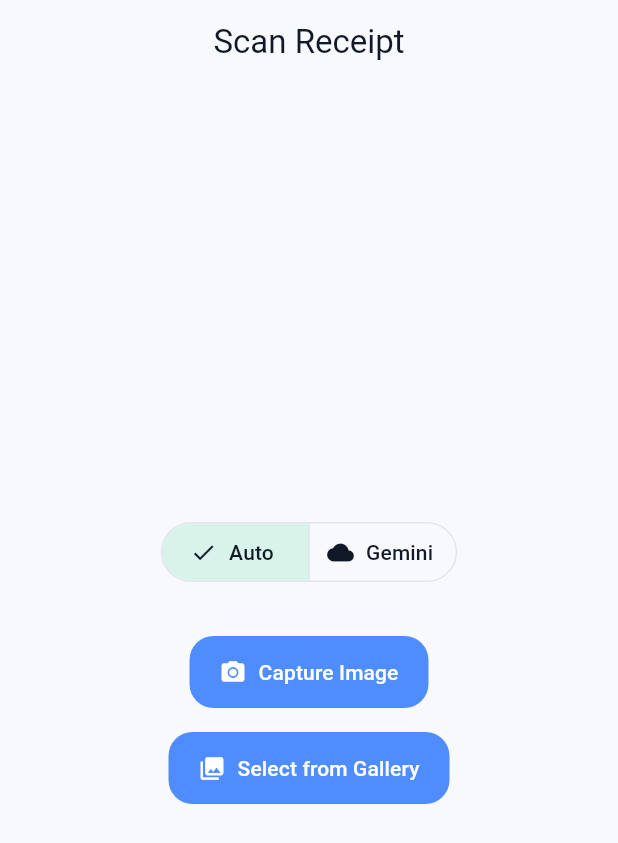
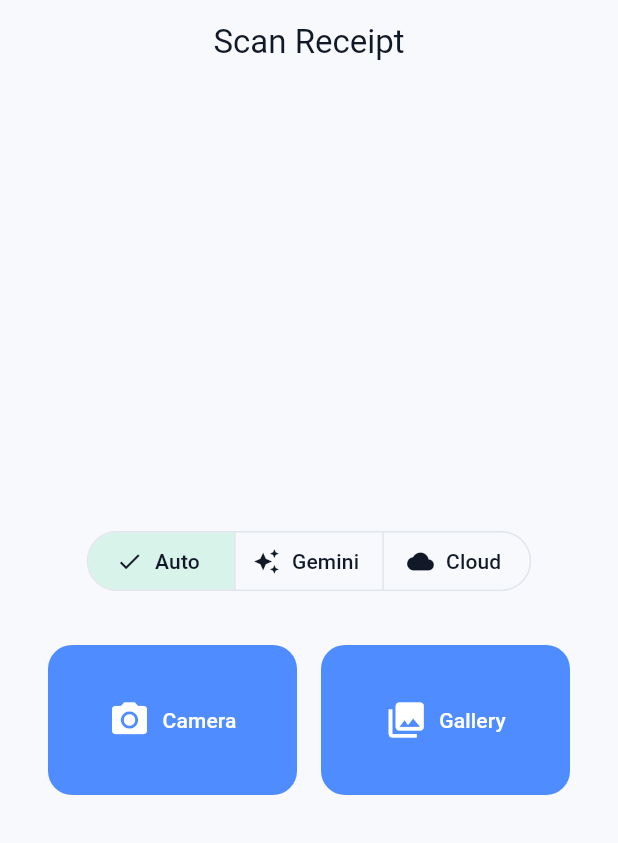
Before and after one commit to maulanasly/uangku, a Flutter app: the ScannerScreen screen opened by its route, on a phone screen of 412 x 824 dp. Shown: the top 843 px of the screen. Run offline on Flutter 3.47's test engine with Material 3 defaults, Android fonts, the phone set to English and light mode, and no system bars; our stand-ins replace csv, drift, file_picker, fl_chart, flutter_dotenv, flutter_riverpod and 6 more; missing offline and left inert: apple_vision_recognize_text, google_mlkit_text_recognition, sqlite3; accounts and stored records are empty; generated files the repository leaves out were written again.

Commit message:
feat: OCR.space cloud fallback, 3-mode scanner toggle, balanced Camera/Gallery buttons

```diff
--- a/lib/core/services/preferences_service.dart
+++ b/lib/core/services/preferences_service.dart
@@ -5,7 +5,7 @@ class PreferencesService {
   static const _ocrModeKey = 'ocr_mode';
 
   static const supportedSymbols = ['\$', 'Rp', '€', '£', '¥'];
-  static const ocrModes = ['auto', 'gemini'];
+  static const ocrModes = ['auto', 'gemini', 'ocrspace'];
 
   Future<String> getCurrencySymbol() async {
     final prefs = await SharedPreferences.getInstance();
--- a/lib/ui/scanner/scanner_screen.dart
+++ b/lib/ui/scanner/scanner_screen.dart
@@ -4,6 +4,7 @@ import 'package:image_picker/image_picker.dart';
 import 'package:go_router/go_router.dart';
 
 import '../../core/services/gemini_service.dart';
+import '../../core/services/ocr_cloud_service.dart';
 import '../../core/services/ocr_service.dart';
 import '../../core/services/preferences_service.dart';
 import '../../core/utils/receipt_parser.dart';
@@ -22,6 +23,7 @@ class ScannerScreen extends ConsumerStatefulWidget {
 class _ScannerScreenState extends ConsumerState<ScannerScreen> {
   final ImagePicker _picker = ImagePicker();
   final GeminiService _geminiService = GeminiService();
+  final OcrSpaceService _ocrSpaceService = OcrSpaceService();
   bool _isProcessing = false;
 
   Future<void> _processImage(ImageSource source) async {
@@ -52,39 +54,46 @@ class _ScannerScreenState extends ConsumerState<ScannerScreen> {
     }
   }
 
-  Future<({ReceiptData data, bool usedLocalOcr})> _parseImage(XFile image) async {
+  Future<({ReceiptData data, String? cloudProvider})> _parseImage(XFile image) async {
     final bytes = await image.readAsBytes();
     final mode = await ref.read(ocrModeProvider.future);
 
-    // Gemini mode: skip local OCR entirely.
+    // Direct cloud modes.
     if (mode == 'gemini') {
       final data = await _geminiService.parseReceiptFromBytes(
         bytes,
         mimeType: image.mimeType ?? 'image/jpeg',
       );
-      return (data: data, usedLocalOcr: false);
+      return (data: data, cloudProvider: 'gemini');
     }
-
-    // Auto mode: try local OCR first, fallback to Gemini.
-    try {
-      final text = await ocrService.extractText(image.path, bytes);
-      return (data: ReceiptParser.parseLines(text.split('\n')), usedLocalOcr: true);
-    } catch (_) {
-      final data = await _geminiService.parseReceiptFromBytes(
+    if (mode == 'ocrspace') {
+      final data = await _ocrSpaceService.parseReceiptFromBytes(
         bytes,
         mimeType: image.mimeType ?? 'image/jpeg',
       );
-      return (data: data, usedLocalOcr: false);
+      return (data: data, cloudProvider: 'ocrspace');
+    }
+
+    // Auto mode: try local OCR first, fallback to OCR.space.
+    try {
+      final text = await ocrService.extractText(image.path, bytes);
+      return (data: ReceiptParser.parseLines(text.split('\n')), cloudProvider: null);
+    } catch (_) {
+      final data = await _ocrSpaceService.parseReceiptFromBytes(
+        bytes,
+        mimeType: image.mimeType ?? 'image/jpeg',
+      );
+      return (data: data, cloudProvider: 'ocrspace');
     }
   }
 
   Future<void> _showReviewDialog(
-    ({ReceiptData data, bool usedLocalOcr}) parsed,
+    ({ReceiptData data, String? cloudProvider}) parsed,
   ) async {
     final result = await showReviewTransactionDialog(
       context,
       draft: ReceiptDraft.fromReceiptData(parsed.data),
-      usedLocalOcr: parsed.usedLocalOcr,
+      cloudProvider: parsed.cloudProvider,
     );
 
     if (result == null) {
@@ -128,16 +137,9 @@ class _ScannerScreenState extends ConsumerState<ScannerScreen> {
                     child: modeAsync.when(
                       data: (mode) => SegmentedButton<String>(
                         segments: const [
-                          ButtonSegment(
-                            value: 'auto',
-                            label: Text('Auto'),
-                            icon: Icon(Icons.phone_android),
-                          ),
-                          ButtonSegment(
-                            value: 'gemini',
-                            label: Text('Gemini'),
-                            icon: Icon(Icons.cloud),
-                          ),
+                          ButtonSegment(value: 'auto', label: Text('Auto'), icon: Icon(Icons.phone_android)),
+                          ButtonSegment(value: 'gemini', label: Text('Gemini'), icon: Icon(Icons.auto_awesome)),
+                          ButtonSegment(value: 'ocrspace', label: Text('Cloud'), icon: Icon(Icons.cloud)),
                         ],
                         selected: {mode},
                         onSelectionChanged: (selection) =>
@@ -147,16 +149,33 @@ class _ScannerScreenState extends ConsumerState<ScannerScreen> {
                       error: (_, __) => const SizedBox.shrink(),
                     ),
                   ),
-                  ElevatedButton.icon(
-                    icon: const Icon(Icons.camera_alt),
-                    label: const Text('Capture Image'),
-                    onPressed: () => _processImage(ImageSource.camera),
-                  ),
-                  const SizedBox(height: 16),
-                  ElevatedButton.icon(
-                    icon: const Icon(Icons.photo_library),
-                    label: const Text('Select from Gallery'),
-                    onPressed: () => _processImage(ImageSource.gallery),
+                  Padding(
+                    padding: const EdgeInsets.symmetric(horizontal: 32),
+                    child: Row(
+                      children: [
+                        Expanded(
+                          child: SizedBox(
+                            height: 100,
+                            child: ElevatedButton.icon(
+                              icon: const Icon(Icons.camera_alt, size: 28),
+                              label: const Text('Camera'),
+                              onPressed: () => _processImage(ImageSource.camera),
+                            ),
+                          ),
+                        ),
+                        const SizedBox(width: 16),
+                        Expanded(
+                          child: SizedBox(
+                            height: 100,
+                            child: ElevatedButton.icon(
+                              icon: const Icon(Icons.photo_library, size: 28),
+                              label: const Text('Gallery'),
+                              onPressed: () => _processImage(ImageSource.gallery),
+                            ),
+                          ),
+                        ),
+                      ],
+                    ),
                   ),
                 ],
               ),
--- a/pubspec.yaml
+++ b/pubspec.yaml
@@ -39,6 +39,7 @@ dependencies:
   shared_preferences: ^2.2.2
   google_mlkit_text_recognition: ^0.16.0
   apple_vision_recognize_text: ^0.1.0
+  http: ^1.6.0
 
 dev_dependencies:
   flutter_test:
```
Also changed, not shown: lib/core/services/ocr_cloud_service.dart (added, +52 -0 lines), lib/ui/scanner/review_transaction_dialog.dart (+16 -7 lines), pubspec.lock, 1 other file.
